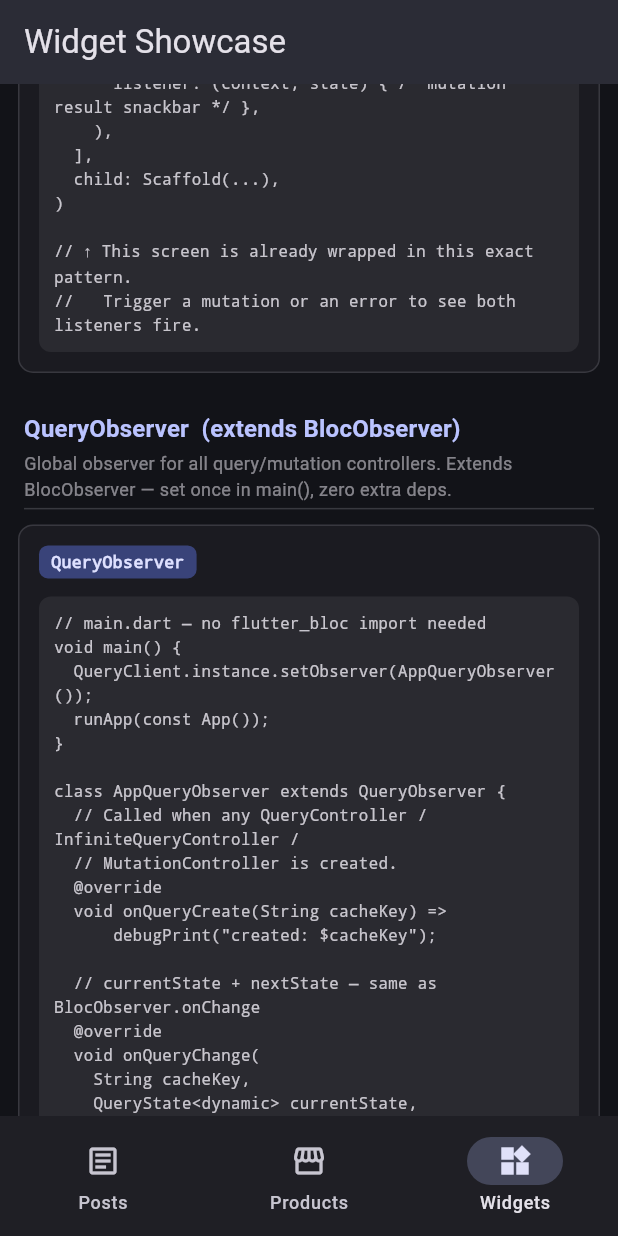
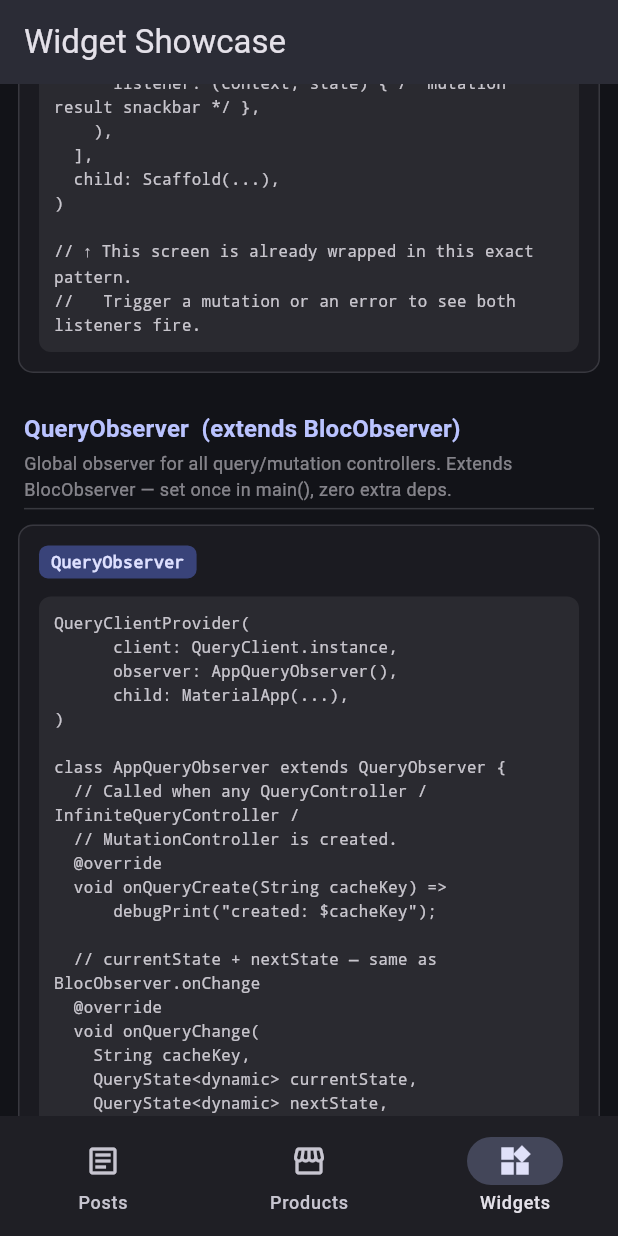
Before and after one commit to ManiacOne/flutter_query_client, a Flutter app: the screen it shows after launch, item 3 of the bottom bar chosen, scrolled down 2880 dp, on a phone screen of 412 x 824 dp. Run offline on Flutter 3.47's test engine with Material 3 defaults, Android fonts, the phone set to English and light mode, and no system bars; our stand-ins replace bloc, connectivity_plus, flutter_bloc, freezed_annotation, internet_connection_checker_plus; network calls fail.

Commit message:
feat: Update main app structure to use QueryClientProvider with AppQueryObserver

```diff
--- a/example/lib/features/showcase/widgets_showcase_screen.dart
+++ b/example/lib/features/showcase/widgets_showcase_screen.dart
@@ -576,11 +576,11 @@ MultiQueryListener(
         _DemoCard(
           widgetName: 'QueryObserver',
           child: const _CodeLabel('''
-// main.dart — no flutter_bloc import needed
-void main() {
-  QueryClient.instance.setObserver(AppQueryObserver());
-  runApp(const App());
-}
+QueryClientProvider(
+      client: QueryClient.instance,
+      observer: AppQueryObserver(),
+      child: MaterialApp(...),
+)
 
 class AppQueryObserver extends QueryObserver {
   // Called when any QueryController / InfiniteQueryController /
```
